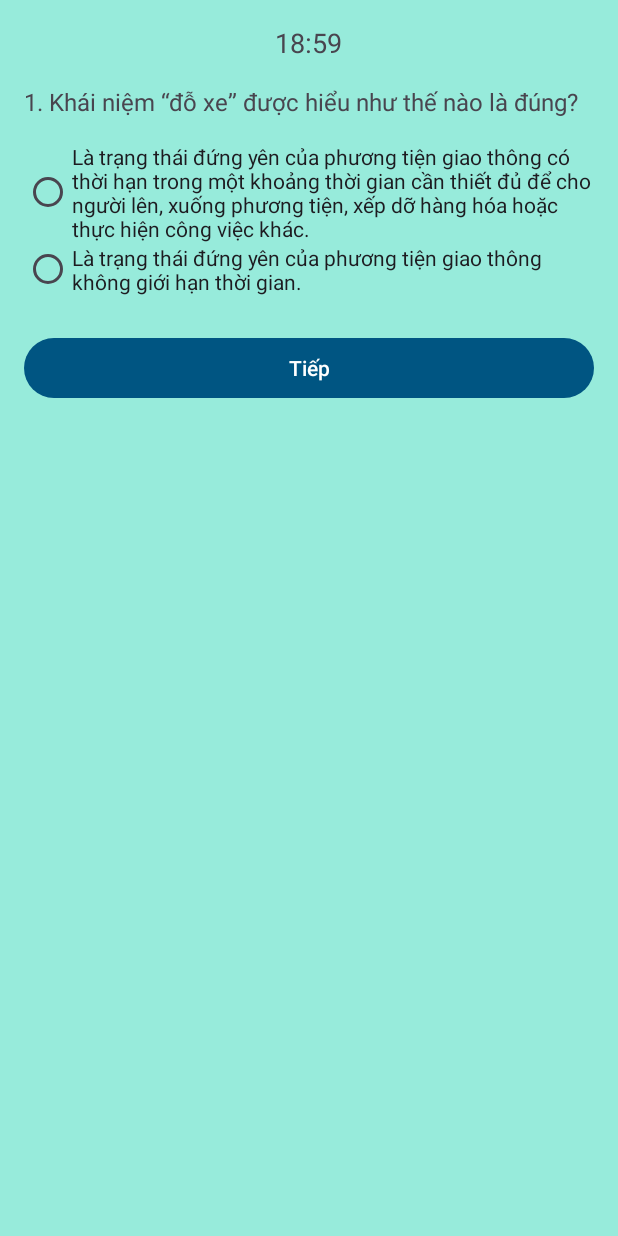
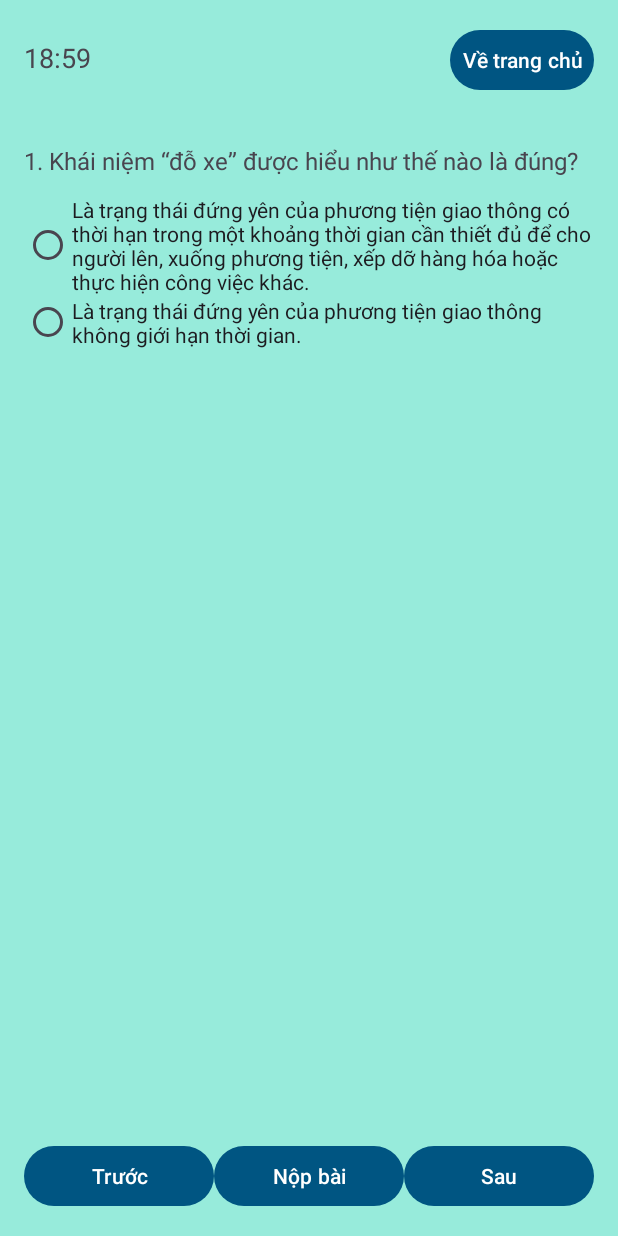
Before and after one commit to DangUy610/AppLuyenTapThiLyThuyetBangLaiXeA1, an Android app: the ThiThu screen opened directly, with no data from a screen before it, on a phone screen of 412 x 824 dp. Run offline under Robolectric (Android 15) with nearby library versions, the phone set to English and light mode, and no system bars.

Commit message:
cập nhật module thi thử

```diff
--- /dev/null
+++ b/app/src/main/java/com/example/appluyentapthilythuyetbanglaixea1/QuestionFragment.java
@@ -0,0 +1,135 @@
+package com.example.appluyentapthilythuyetbanglaixea1;
+
+import android.content.Context;
+import android.graphics.Color;
+import android.graphics.drawable.Drawable;
+import android.os.Bundle;
+
+import androidx.annotation.NonNull;
+import androidx.core.content.ContextCompat;
+import androidx.fragment.app.Fragment;
+
+import android.view.LayoutInflater;
+import android.view.View;
+import android.view.ViewGroup;
+import android.widget.ImageView;
+import android.widget.RadioButton;
+import android.widget.RadioGroup;
+import android.widget.TextView;
+
+import java.io.IOException;
+import java.io.InputStream;
+import java.util.List;
+
+/**
+ * A simple {@link Fragment} subclass.
+ * Use the {@link QuestionFragment#newInstance} factory method to
+ * create an instance of this fragment.
+ */
+public class QuestionFragment extends Fragment {
+    private static final String ARG_POS = "arg_pos";
+
+    public interface QuestionAnswerListener {
+        void onAnswerSelected(int position, int selectedOption);
+    }
+
+    private int position;
+    private QuestionAnswerListener callback;
+    private TextView tvQuestion;
+    private ImageView ivQuestionImage;
+    private RadioGroup rgAnswers;
+
+
+    public static QuestionFragment newInstance(int pos) {
+        QuestionFragment fragment = new QuestionFragment();
+        Bundle args = new Bundle();
+        args.putInt(ARG_POS, pos);
+        fragment.setArguments(args);
+        return fragment;
+    }
+
+    @Override
+    public void onAttach(@NonNull Context context) {
+        super.onAttach(context);
+        if (context instanceof QuestionAnswerListener) {
+            callback = (QuestionAnswerListener) context;
+        } else {
+            throw new RuntimeException(context.toString()
+                    + " must implement QuestionAnswerListener");
+        }
+    }
+
+    @Override
+    public View onCreateView(@NonNull LayoutInflater inflater, ViewGroup container,
+                             Bundle savedInstanceState) {
+        View view = inflater.inflate(R.layout.fragment_question, container, false);
+        tvQuestion = view.findViewById(R.id.tvQuestion);
+        ivQuestionImage = view.findViewById(R.id.ivQuestionImage);
+        rgAnswers = view.findViewById(R.id.rgAnswers);
+
+        // Lấy position
+        if (getArguments() != null) {
+            position = getArguments().getInt(ARG_POS);
+        }
+        ThiThu activity = (ThiThu) getActivity();
+        Question q = activity.getQuestions().get(position);
+
+        // Hiển thị nội dung câu hỏi
+        tvQuestion.setText((position + 1) + ". " + q.getText());
+
+        // Hiển thị ảnh nếu có
+        String imgPath = q.getImagePath();
+        if (imgPath != null && !imgPath.isEmpty()) {
+            try (InputStream is = activity.getAssets().open(imgPath)) {
+                Drawable drawable = Drawable.createFromStream(is, null);
+                ivQuestionImage.setImageDrawable(drawable);
+                ivQuestionImage.setVisibility(View.VISIBLE);
+            } catch (IOException e) {
+                e.printStackTrace();
+                ivQuestionImage.setVisibility(View.GONE);
+            }
+        } else {
+            ivQuestionImage.setVisibility(View.GONE);
+        }
+
+        // Tạo và chọn lại đáp án
+        List<String> options = q.getOptions();
+        for (int i = 0; i < options.size(); i++) {
+            RadioButton rb = new RadioButton(requireContext());
+            rb.setId(i);
+            rb.setText(options.get(i));
+            rgAnswers.addView(rb);
+        }
+        // Prefill nếu đã chọn
+        int sel = activity.getUserSelections()[position];
+        if (sel >= 0) {
+            rgAnswers.check(sel);
+        }
+
+        // Lắng nghe chọn đáp án
+        rgAnswers.setOnCheckedChangeListener((group, checkedId) -> {
+            callback.onAnswerSelected(position, checkedId);
+        });
+
+        // Nếu đã thi xong, disable và highlight
+        if (activity.isExamFinished()) {
+            sel = activity.getUserSelections()[position];
+            for (int i = 0; i < rgAnswers.getChildCount(); i++) {
+                RadioButton rb = (RadioButton) rgAnswers.getChildAt(i);
+                rb.setEnabled(false);
+                // highlight đáp án đúng
+                if (i == q.getCorrectIndex()) {
+                    rb.setBackgroundColor(Color.parseColor("#4CAF50"));
+                    rb.setTextColor(Color.BLACK);
+                }
+                // highlight đáp án sai nếu user chọn
+                if (i == sel && sel != q.getCorrectIndex()) {
+                    rb.setBackgroundColor(Color.parseColor("#FF0000"));
+                    rb.setTextColor(Color.WHITE);
+                }
+            }
+        }
+
+        return view;
+    }
+}
--- /dev/null
+++ b/app/src/main/java/com/example/appluyentapthilythuyetbanglaixea1/QuestionPagerAdapter.java
@@ -0,0 +1,19 @@
+package com.example.appluyentapthilythuyetbanglaixea1;
+
+import androidx.fragment.app.Fragment;
+import androidx.fragment.app.FragmentActivity;
+import androidx.viewpager2.adapter.FragmentStateAdapter;
+
+import java.util.List;
+
+public class QuestionPagerAdapter extends FragmentStateAdapter {
+    private List<Question> questions;
+    public QuestionPagerAdapter(FragmentActivity fa, List<Question> questions) {
+        super(fa);
+        this.questions = questions;
+    }
+    @Override public int getItemCount() { return questions.size(); }
+    @Override public Fragment createFragment(int pos) {
+        return QuestionFragment.newInstance(pos);
+    }
+}
--- a/app/src/main/java/com/example/appluyentapthilythuyetbanglaixea1/ThiThu.java
+++ b/app/src/main/java/com/example/appluyentapthilythuyetbanglaixea1/ThiThu.java
@@ -2,6 +2,7 @@ package com.example.appluyentapthilythuyetbanglaixea1;
 
 import androidx.appcompat.app.AppCompatActivity;
 
+import android.content.Intent;
 import android.graphics.drawable.Drawable;
 import android.os.Bundle;
 
@@ -13,128 +14,142 @@ import android.widget.RadioButton;
 import android.widget.RadioGroup;
 import android.widget.TextView;
 import androidx.appcompat.app.AlertDialog;
+import androidx.viewpager2.widget.ViewPager2;
 
 import java.io.IOException;
 import java.io.InputStream;
 import java.util.ArrayList;
+import java.util.Arrays;
 import java.util.Collections;
 import java.util.List;
 
-public class ThiThu extends AppCompatActivity {
-    private TextView tvTimer, tvQuestion;
-    private ImageView ivQuestionImage;
-    private RadioGroup rgAnswers;
+public class ThiThu extends AppCompatActivity
+        implements QuestionFragment.QuestionAnswerListener {
+    private TextView tvTimer;
+    private ViewPager2 viewPager;
+    private Button btnPrev;
+    private Button btnSubmit;
     private Button btnNext;
-
+    private Button btnHome;
     private List<Question> questions;
-    private int currentIndex = 0;
-    private int correctCount = 0;
-    private boolean failedOnFatal = false;
-
+    private QuestionPagerAdapter adapter;
+    private int[] userSelections;
     private CountDownTimer examTimer;
-    private static final long DURATION_MS = 19 * 60 * 1000; // 19 minutes
+    private boolean examFinished = false;
+    private static final long DURATION_MS = 19 * 60 * 1000;
+    private int currentPos = 0;
 
     @Override
     protected void onCreate(Bundle savedInstanceState) {
         super.onCreate(savedInstanceState);
         setContentView(R.layout.activity_thi_thu);
 
-        tvTimer = findViewById(R.id.tvTimer);
-        tvQuestion = findViewById(R.id.tvQuestion);
-        ivQuestionImage = findViewById(R.id.ivQuestionImage);
-        rgAnswers = findViewById(R.id.rgAnswers);
-        btnNext = findViewById(R.id.btnNext);
+        // Init views
+        tvTimer   = findViewById(R.id.tvTimer);
+        viewPager = findViewById(R.id.viewPager);
+        btnPrev   = findViewById(R.id.btnPrev);
+        btnSubmit = findViewById(R.id.btnSubmit);
+        btnNext   = findViewById(R.id.btnNext);
+        btnHome   = findViewById(R.id.btnHome);
 
-        // Load 25 random questions including exactly 1 fatal
+        // Load & shuffle
         DBHelper db = new DBHelper(this);
         questions = db.getRandomQuestionsWithFatal(25,1);
         Collections.shuffle(questions);
 
+        // Khởi tạo selections
+        userSelections = new int[questions.size()];
+        Arrays.fill(userSelections, -1);
+
+        // Adapter cho ViewPager2
+        adapter = new QuestionPagerAdapter(this, questions);
+        viewPager.setAdapter(adapter);
+
+        // Cập nhật currentPos khi vuốt trang
+        viewPager.registerOnPageChangeCallback(new ViewPager2.OnPageChangeCallback() {
+            @Override
+            public void onPageSelected(int position) {
+                super.onPageSelected(position);
+                currentPos = position;
+            }
+        });
+
+        // Nút Previous
+        btnPrev.setOnClickListener(v -> {
+            if (currentPos > 0) viewPager.setCurrentItem(--currentPos);
+        });
+
+        // Nút Next
+        btnNext.setOnClickListener(v -> {
+            if (currentPos < questions.size() - 1) viewPager.setCurrentItem(++currentPos);
+        });
+
+        // Nút Submit bài thi
+        btnSubmit.setOnClickListener(v -> {
+            finishExam();
+        });
+
+        // Nút Home
+        btnHome.setOnClickListener(v -> {
+            Intent intent = new Intent(ThiThu.this, MainActivity.class);
+            intent.addFlags(Intent.FLAG_ACTIVITY_CLEAR_TOP);
+            startActivity(intent);
+            finish();
+        });
+
         startTimer();
-        showCurrentQuestion();
-
-        btnNext.setOnClickListener(v -> checkAnswerAndAdvance());
     }
 
     private void startTimer() {
         examTimer = new CountDownTimer(DURATION_MS, 1000) {
-            @Override
-            public void onTick(long millisUntilFinished) {
-                long minutes = millisUntilFinished / 60000;
-                long seconds = (millisUntilFinished % 60000) / 1000;
-                tvTimer.setText(String.format("%02d:%02d", minutes, seconds));
+            @Override public void onTick(long millis) {
+                long m = millis / 60000;
+                long s = (millis % 60000) / 1000;
+                tvTimer.setText(String.format("%02d:%02d", m, s));
             }
-
-            @Override
-            public void onFinish() {
+            @Override public void onFinish() {
                 finishExam();
             }
-        };
-        examTimer.start();
+        }.start();
     }
 
-    private void showCurrentQuestion() {
-        Question q = questions.get(currentIndex);
-        tvQuestion.setText((currentIndex + 1) + ". " + q.getText());
-
-        // Hiển thị ảnh nếu có đường dẫn
-        String imagePath = q.getImagePath();
-        if (imagePath != null && !imagePath.isEmpty()) {
-            try {
-                InputStream is = getAssets().open(imagePath);
-                Drawable drawable = Drawable.createFromStream(is, null);
-                ivQuestionImage.setImageDrawable(drawable);
-                ivQuestionImage.setVisibility(View.VISIBLE);
-            } catch (IOException e) {
-                e.printStackTrace();
-                ivQuestionImage.setVisibility(View.GONE);
-            }
-        } else {
-            ivQuestionImage.setVisibility(View.GONE);
-        }
-
-        rgAnswers.removeAllViews();
-        for (int i = 0; i < q.getOptions().size(); i++) {
-            RadioButton rb = new RadioButton(this);
-            rb.setText(q.getOptions().get(i));
-            rb.setId(i);
-            rgAnswers.addView(rb);
-        }
+    @Override
+    public void onAnswerSelected(int position, int selectedOption) {
+        userSelections[position] = selectedOption;
     }
 
-    private void checkAnswerAndAdvance() {
-        int selectedId = rgAnswers.getCheckedRadioButtonId();
-        if (selectedId < 0) {
-            // no selection
-            return;
-        }
-        Question q = questions.get(currentIndex);
-        if (selectedId == q.getCorrectIndex()) {
-            correctCount++;
-        } else if (q.isCritical()) {
-            failedOnFatal = true;
-        }
-
-        currentIndex++;
-        if (currentIndex < questions.size()) {
-            showCurrentQuestion();
-        } else {
-            examTimer.cancel();
-            finishExam();
-        }
-    }
+    public List<Question> getQuestions() { return questions; }
+    public int[] getUserSelections() { return userSelections; }
+    public boolean isExamFinished() { return examFinished; }
 
     private void finishExam() {
+        // Dừng timer & disable nút submit
+        examTimer.cancel();
+        examFinished = true;
+        btnSubmit.setEnabled(false);
+
+        // Thay adapter để ép recreate fragments
+        viewPager.setAdapter(adapter);
+        // Quay lại fragment hiện tại (không animation)
+        viewPager.setCurrentItem(currentPos, false);
+
+        // Tính điểm
+        int correctCount = 0;
+        boolean failedOnFatal = false;
+        for (int i = 0; i < questions.size(); i++) {
+            Question q = questions.get(i);
+            int sel = userSelections[i];
+            if (sel == q.getCorrectIndex()) correctCount++;
+            else if (q.isCritical()) failedOnFatal = true;
+        }
         boolean passed = !failedOnFatal && correctCount >= 21;
-        String title = passed ? "Bạn đã vượt qua!" : "Bạn đã rớt";
-        String msg = String.format("Đúng: %d/25\n%s câu điểm liệt %s.",
-                correctCount,
-                "câu điểm liệt",
-                failedOnFatal ? "bị sai" : "không sai");
 
+        // Hiển thị kết quả
         new AlertDialog.Builder(this)
-                .setTitle(title)
-                .setMessage(msg)
+                .setTitle(passed ? "Bạn đã vượt qua!" : "Bạn đã rớt")
+                .setMessage(String.format("Đúng: %d/25/Điểm liệt: %s",
+        correctCount,
+                (failedOnFatal ? "bị sai" : "không sai")))
                 .setPositiveButton("OK", null)
                 .show();
     }
--- a/app/src/main/res/layout/activity_thi_thu.xml
+++ b/app/src/main/res/layout/activity_thi_thu.xml
@@ -1,50 +1,75 @@
 <?xml version="1.0" encoding="utf-8"?>
-<ScrollView xmlns:android="http://schemas.android.com/apk/res/android"
+<androidx.constraintlayout.widget.ConstraintLayout
+    xmlns:android="http://schemas.android.com/apk/res/android"
+    xmlns:app="http://schemas.android.com/apk/res-auto"
     android:layout_width="match_parent"
     android:layout_height="match_parent">
-
     <LinearLayout
-        android:orientation="vertical"
+        android:layout_width="match_parent"
+        android:layout_height="wrap_content"
+        android:orientation="horizontal"
         android:padding="16dp"
-        android:layout_width="match_parent"
-        android:layout_height="wrap_content">
+        android:id="@+id/linear1"
+        app:layout_constraintTop_toTopOf="parent"
+        app:layout_constraintStart_toStartOf="parent"
+        app:layout_constraintEnd_toEndOf="parent">
 
         <TextView
             android:id="@+id/tvTimer"
+            android:layout_width="0dp"
+            android:layout_height="wrap_content"
             android:textSize="18sp"
-            android:layout_gravity="center"
+            android:layout_weight="1" />
+
+        <Button
+            android:id="@+id/btnHome"
             android:layout_width="wrap_content"
-            android:layout_height="wrap_content" />
+            android:layout_height="wrap_content"
+            android:text="Về trang chủ"
+            android:padding="8dp" />
 
-        <TextView
-            android:id="@+id/tvQuestion"
-            android:textSize="16sp"
-            android:layout_marginTop="16dp"
-            android:layout_width="match_parent"
-            android:layout_height="wrap_content" />
+    </LinearLayout>
 
-        <ImageView
-            android:id="@+id/ivQuestionImage"
-            android:layout_width="match_parent"
+    <!-- ViewPager2 chứa các Fragment cho từng câu -->
+    <androidx.viewpager2.widget.ViewPager2
+        android:id="@+id/viewPager"
+        android:layout_width="0dp"
+        android:layout_height="0dp"
+        app:layout_constraintTop_toBottomOf="@id/linear1"
+        app:layout_constraintBottom_toTopOf="@id/llNavButtons"
+        app:layout_constraintStart_toStartOf="parent"
+        app:layout_constraintEnd_toEndOf="parent" />
+
+    <!-- Nút điều hướng Trước / Home/ Sau -->
+    <LinearLayout
+        android:id="@+id/llNavButtons"
+        android:orientation="horizontal"
+        android:layout_width="0dp"
+        android:layout_height="wrap_content"
+        android:padding="16dp"
+        app:layout_constraintBottom_toBottomOf="parent"
+        app:layout_constraintStart_toStartOf="parent"
+        app:layout_constraintEnd_toEndOf="parent">
+
+        <Button
+            android:id="@+id/btnPrev"
+            android:layout_width="0dp"
             android:layout_height="wrap_content"
-            android:layout_marginTop="16dp"
-            android:adjustViewBounds="true"
-            android:scaleType="fitCenter"
-            android:maxHeight="250dp"
-            android:visibility="gone" />
-
-        <RadioGroup
-            android:id="@+id/rgAnswers"
-            android:layout_marginTop="16dp"
-            android:layout_width="match_parent"
-            android:layout_height="wrap_content" />
+            android:layout_weight="1"
+            android:text="Trước" />
+        <Button
+            android:id="@+id/btnSubmit"
+            android:layout_width="0dp"
+            android:layout_height="wrap_content"
+            android:layout_weight="1"
+            android:text="Nộp bài" />
 
         <Button
             android:id="@+id/btnNext"
-            android:text="Tiếp"
-            android:layout_marginTop="24dp"
-            android:layout_width="match_parent"
-            android:layout_height="wrap_content" />
+            android:layout_width="0dp"
+            android:layout_height="wrap_content"
+            android:layout_weight="1"
+            android:text="Sau" />
+    </LinearLayout>
 
-    </LinearLayout>
-</ScrollView>
+</androidx.constraintlayout.widget.ConstraintLayout>
--- /dev/null
+++ b/app/src/main/res/layout/fragment_question.xml
@@ -0,0 +1,35 @@
+<?xml version="1.0" encoding="utf-8"?>
+<ScrollView xmlns:android="http://schemas.android.com/apk/res/android"
+    android:layout_width="match_parent"
+    android:layout_height="match_parent">
+
+    <LinearLayout
+        android:orientation="vertical"
+        android:padding="16dp"
+        android:layout_width="match_parent"
+        android:layout_height="wrap_content">
+
+        <TextView
+            android:id="@+id/tvQuestion"
+            android:textSize="16sp"
+            android:layout_width="match_parent"
+            android:layout_height="wrap_content" />
+
+        <ImageView
+            android:id="@+id/ivQuestionImage"
+            android:layout_width="match_parent"
+            android:layout_height="wrap_content"
+            android:layout_marginTop="8dp"
+            android:adjustViewBounds="true"
+            android:scaleType="fitCenter"
+            android:maxHeight="250dp"
+            android:visibility="gone" />
+
+        <RadioGroup
+            android:id="@+id/rgAnswers"
+            android:layout_marginTop="12dp"
+            android:layout_width="match_parent"
+            android:layout_height="wrap_content" />
+
+    </LinearLayout>
+</ScrollView>
--- a/app/src/main/res/values/strings.xml
+++ b/app/src/main/res/values/strings.xml
@@ -1,3 +1,5 @@
 <resources>
     <string name="app_name">AppLuyenTapThiLyThuyetBangLaiXeA1</string>
+    <!-- TODO: Remove or change this placeholder text -->
+    <string name="hello_blank_fragment">Hello blank fragment</string>
 </resources>
```
